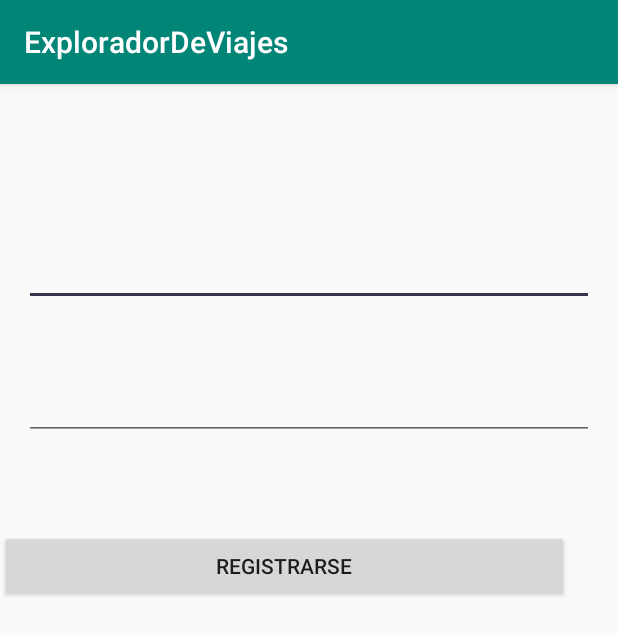
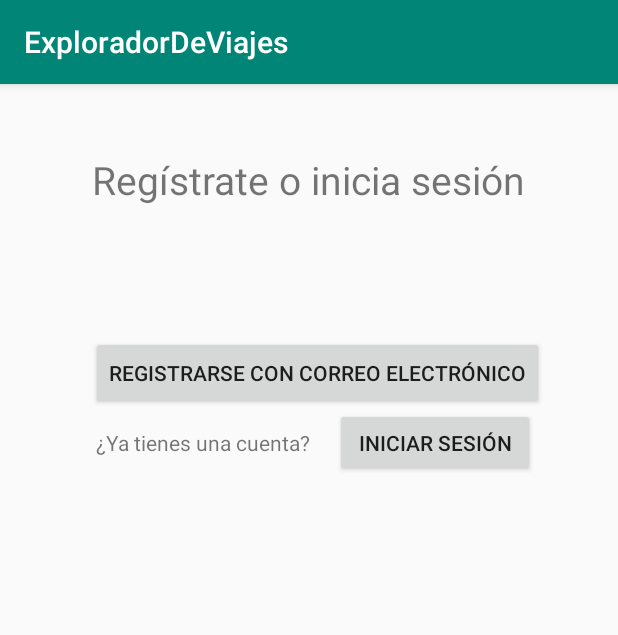
Before and after one commit to eg-96/ExploradorDeViajes, an Android app: the screen it shows after launch (Register before the commit, MainActivity after it), on a phone screen of 412 x 824 dp. Shown: the top 635 px of the screen. Run offline under Robolectric (Android 15) with nearby library versions, the phone set to English and light mode, and no system bars.

Commit message:
se puede obtener los mensajes del response de un error desde el server, se implementa el login y el registrar, falta obtener el auth en el interceptor como headers

```diff
--- a/app/src/main/res/layout/activity_main.xml
+++ b/app/src/main/res/layout/activity_main.xml
@@ -7,12 +7,59 @@
     tools:context=".MainActivity">
 
     <TextView
+        android:id="@+id/textView2"
+        android:layout_width="300dp"
+        android:layout_height="90dp"
+        android:layout_marginStart="16dp"
+        android:layout_marginTop="16dp"
+        android:layout_marginEnd="16dp"
+        android:layout_marginBottom="16dp"
+        android:gravity="center"
+        android:text="Regístrate o inicia sesión"
+        android:textSize="26sp"
+        app:layout_constraintBottom_toTopOf="@+id/button"
+        app:layout_constraintEnd_toEndOf="parent"
+        app:layout_constraintHorizontal_bias="0.493"
+        app:layout_constraintRight_toRightOf="parent"
+        app:layout_constraintStart_toStartOf="parent"
+        app:layout_constraintTop_toTopOf="parent"
+        app:layout_constraintVertical_bias="0.06" />
+
+    <Button
+        android:id="@+id/button"
+        android:layout_width="wrap_content"
+        android:layout_height="49dp"
+        android:layout_marginStart="16dp"
+        android:layout_marginTop="168dp"
+        android:layout_marginEnd="16dp"
+        android:elevation="10dp"
+        android:onClick="goToRegister"
+        android:text="Registrarse con correo electrónico"
+        app:layout_constraintEnd_toEndOf="parent"
+        app:layout_constraintHorizontal_bias="0.571"
+        app:layout_constraintStart_toStartOf="parent"
+        app:layout_constraintTop_toTopOf="parent" />
+
+    <TextView
+        android:id="@+id/textView"
         android:layout_width="wrap_content"
         android:layout_height="wrap_content"
-        android:text="Hello World!"
-        app:layout_constraintBottom_toBottomOf="parent"
-        app:layout_constraintLeft_toLeftOf="parent"
-        app:layout_constraintRight_toRightOf="parent"
-        app:layout_constraintTop_toTopOf="parent" />
+        android:layout_marginStart="64dp"
+        android:layout_marginTop="12dp"
+        android:text="¿Ya tienes una cuenta?"
+        app:layout_constraintStart_toStartOf="parent"
+        app:layout_constraintTop_toBottomOf="@+id/button" />
+
+    <Button
+        android:id="@+id/button2"
+        android:layout_width="133dp"
+        android:layout_height="46dp"
+        android:layout_marginStart="16dp"
+        android:layout_marginEnd="16dp"
+        android:text="Iniciar sesión"
+        app:layout_constraintBaseline_toBaselineOf="@+id/textView"
+        app:layout_constraintEnd_toEndOf="parent"
+        app:layout_constraintHorizontal_bias="0.0"
+        app:layout_constraintStart_toEndOf="@+id/textView" />
 
 </android.support.constraint.ConstraintLayout>
--- /dev/null
+++ b/app/src/main/res/values/dimens.xml
@@ -0,0 +1,5 @@
+<resources>
+    <!-- Default screen margins, per the Android Design guidelines. -->
+    <dimen name="activity_horizontal_margin">16dp</dimen>
+    <dimen name="activity_vertical_margin">16dp</dimen>
+</resources>
```
Also changed, not shown: app/src/main/AndroidManifest.xml (+27 -15 lines), app/src/main/java/com/example/exploradordeviajes/Helpers/ApiError.java (added, +14 -0 lines), app/src/main/java/com/example/exploradordeviajes/Helpers/ApiSuccess.java (added, +15 -0 lines), app/src/main/java/com/example/exploradordeviajes/Helpers/ErrorsUtils.java (added, +30 -0 lines), app/src/main/java/com/example/exploradordeviajes/Helpers/SuccessUtils.java (added, +24 -0 lines), app/src/main/java/com/example/exploradordeviajes/LoginActivity.java (added, +82 -0 lines), app/src/main/java/com/example/exploradordeviajes/MainActivity.java (+7 -0 lines), app/src/main/java/com/example/exploradordeviajes/Register.java (+13 -4 lines), app/src/main/java/com/example/exploradordeviajes/apis/RetroFitClient.java (+19 -17 lines), app/src/main/java/com/example/exploradordeviajes/login.java (deleted, +0 -13 lines), app/src/main/res/layout/activity_login.xml (+73 -4 lines), app/src/main/res/values/strings.xml (+13 -0 lines).
